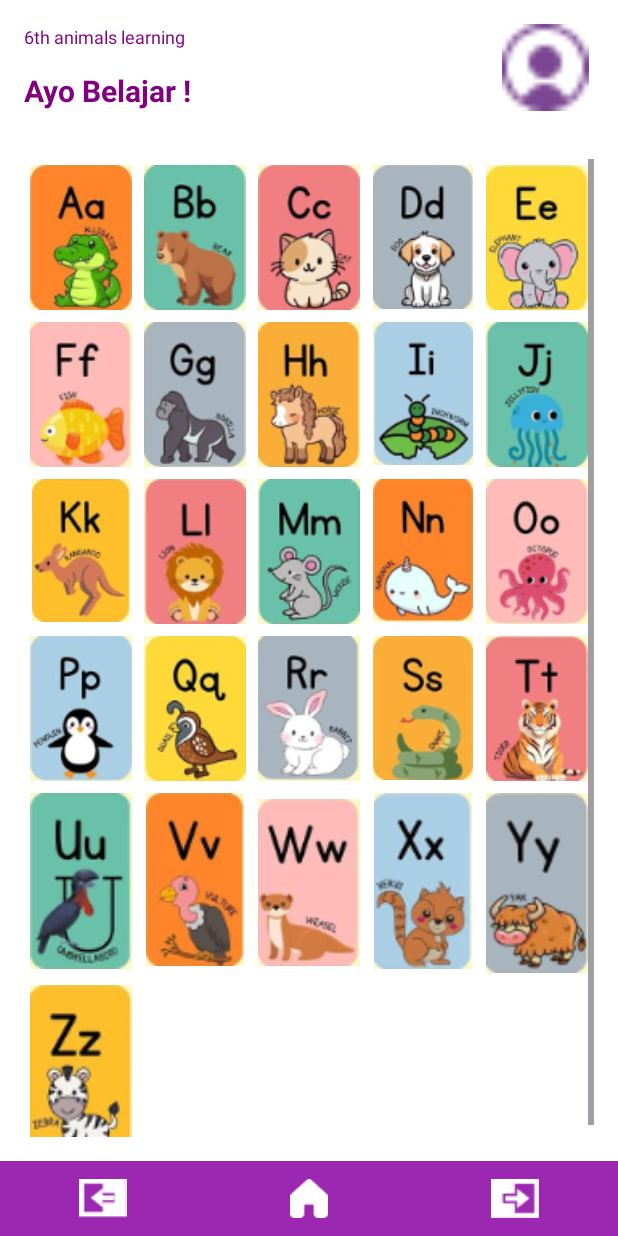
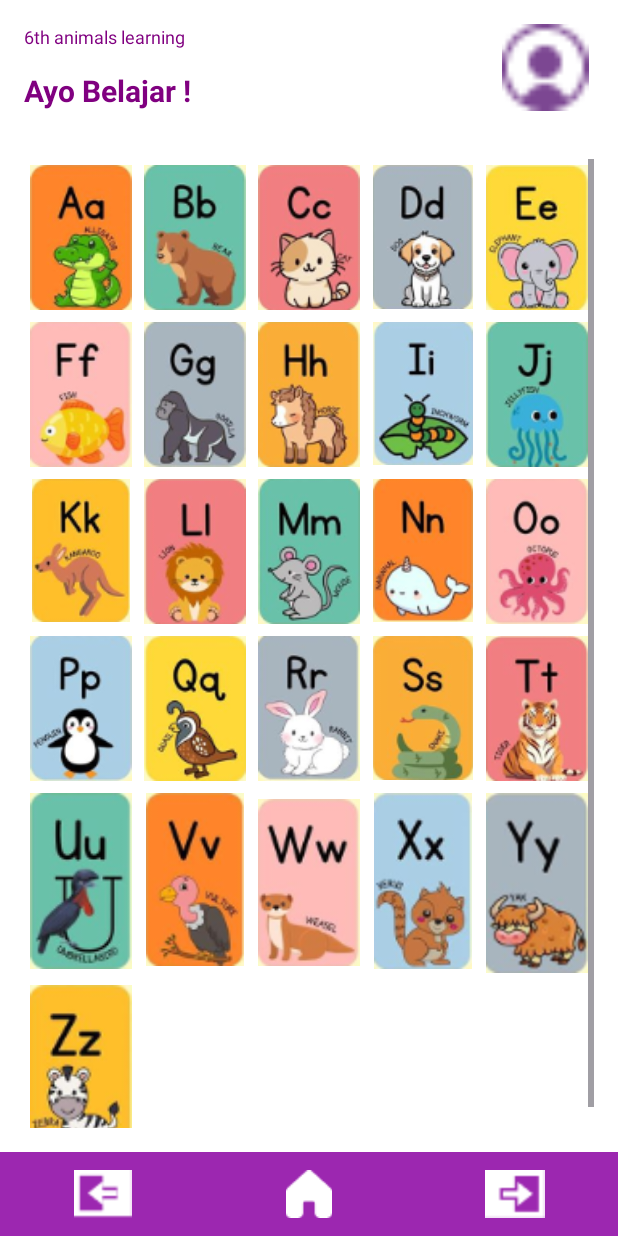
Before and after one commit to IsmuNurkhasanah/Pra-sekolah, an Android app: the AnimalsActivity screen opened directly, with no data from a screen before it, on a phone screen of 412 x 824 dp. Run offline under Robolectric (Android 15) with nearby library versions, the phone set to English and light mode, and no system bars.

Commit message:
update tampil text

```diff
--- a/app/src/main/java/api/ApiClient.java
+++ b/app/src/main/java/api/ApiClient.java
@@ -1,7 +1,7 @@
 package api;
 
 public class ApiClient {
-    public static final String BASE_URL = "http://192.168.15.126/prasekolah/";
+    public static final String BASE_URL = "http://192.168.225.126/prasekolah/";
     public static final String REGISTER_URL = BASE_URL + "create.php";
     public static final String LOGIN_URL = BASE_URL + "login.php";
     public static final String READ_URL = BASE_URL + "read.php";
--- a/app/src/main/java/com/example/pra_sekolah/AnimalsActivity.java
+++ b/app/src/main/java/com/example/pra_sekolah/AnimalsActivity.java
@@ -201,10 +201,42 @@ public class AnimalsActivity extends AppCompatActivity {
                 bukalamanHewan("Z");
             }
         });
+
+
+
+        ImageView before = findViewById(R.id.before_img);
+        before.setOnClickListener(new View.OnClickListener() {
+            @Override
+            public void onClick(View view) {
+                Intent before_page = new Intent(AnimalsActivity.this, DirectionActivity.class);
+                startActivity(before_page);
+                finish();
+            }
+        });
+
+        ImageView home = findViewById(R.id.home_img);
+        home.setOnClickListener(new View.OnClickListener() {
+            @Override
+            public void onClick(View view) {
+                Intent home_page = new Intent(AnimalsActivity.this, MenuActivity.class);
+                startActivity(home_page);
+                finish();
+            }
+        });
+
+        ImageView next = findViewById(R.id.next_img);
+        next.setOnClickListener(new View.OnClickListener() {
+            @Override
+            public void onClick(View view) {
+                Intent next_page = new Intent(AnimalsActivity.this, MenuActivity.class);
+                startActivity(next_page);
+                finish();
+            }
+        });
     }
 
     private void bukalamanHewan(String huruf) {
-        Intent buka_hal = new Intent(this, AnimalsActivity.class);
+        Intent buka_hal = new Intent(this, AnimalsActivity2.class);
         buka_hal.putExtra("huruf", huruf);
         startActivity(buka_hal);
     }
--- a/app/src/main/java/com/example/pra_sekolah/ColorActivity.java
+++ b/app/src/main/java/com/example/pra_sekolah/ColorActivity.java
@@ -8,6 +8,7 @@ import android.view.View;
 import android.widget.Button;
 import android.widget.ImageView;
 import android.widget.FrameLayout;
+import android.widget.TextView;
 
 import androidx.activity.EdgeToEdge;
 import androidx.appcompat.app.AppCompatActivity;
@@ -59,5 +60,9 @@ public class ColorActivity extends AppCompatActivity {
         ColorDrawable klik = (ColorDrawable) view.getBackground();
         int warnaSet = klik.getColor();
         tampil.setBackgroundColor(warnaSet);
+        TextView sample1 = findViewById(R.id.sample1);
+        String textPilih1 = view.getContentDescription().toString();
+        sample1.setText(textPilih1);
+
     }
 }
--- a/app/src/main/java/com/example/pra_sekolah/DirectionActivity.java
+++ b/app/src/main/java/com/example/pra_sekolah/DirectionActivity.java
@@ -47,7 +47,7 @@ public class DirectionActivity extends AppCompatActivity {
         next.setOnClickListener(new View.OnClickListener() {
             @Override
             public void onClick(View view) {
-                Intent next_page = new Intent(DirectionActivity.this, MenuActivity.class);
+                Intent next_page = new Intent(DirectionActivity.this, AnimalsActivity.class);
                 startActivity(next_page);
                 finish();
             }
@@ -55,13 +55,12 @@ public class DirectionActivity extends AppCompatActivity {
     }
 
     public void KlikDirect(View view) {
-        View tampil = findViewById(R.id.isiHuruf);
+        View tampil = findViewById(R.id.isiDirect);
         TextView sample1 = findViewById(R.id.sample1);
         if (view instanceof ImageView) {
             ImageView klik = (ImageView) view;
             klik.getDrawable().setCallback(null);
             tampil.setBackground(klik.getDrawable());
-
             String textPilih1 = klik.getContentDescription().toString();
             sample1.setText(textPilih1);
         }
--- a/app/src/main/java/com/example/pra_sekolah/FormActivity.java
+++ b/app/src/main/java/com/example/pra_sekolah/FormActivity.java
@@ -6,6 +6,7 @@ import android.view.View;
 import android.widget.Button;
 import android.widget.ImageView;
 import android.widget.FrameLayout;
+import android.widget.TextView;
 
 import androidx.activity.EdgeToEdge;
 import androidx.appcompat.app.AppCompatActivity;
@@ -64,10 +65,13 @@ public class FormActivity extends AppCompatActivity {
 
     public void KlikForm(View view) {
         View tampil = findViewById(R.id.isiForm);
+        TextView sample = findViewById(R.id.sample);
         if (view instanceof ImageView) {
             ImageView klik = (ImageView) view;
             klik.getDrawable().setCallback(null);
             tampil.setBackground(klik.getDrawable());
+            String textPilih1 = klik.getContentDescription().toString();
+            sample.setText(textPilih1);
         }
     }
 }
--- a/app/src/main/java/com/example/pra_sekolah/MenuActivity.java
+++ b/app/src/main/java/com/example/pra_sekolah/MenuActivity.java
@@ -108,7 +108,7 @@ public class MenuActivity extends AppCompatActivity {
     }
 
     public void animal (View view){
-        Intent start_animal = new Intent(getApplicationContext(), AlfabetActivity.class);
+        Intent start_animal = new Intent(getApplicationContext(), AnimalsActivity.class);
         startActivity(start_animal);
         finish();
     }
--- a/app/src/main/res/layout/activity_animals.xml
+++ b/app/src/main/res/layout/activity_animals.xml
@@ -4,8 +4,9 @@
     xmlns:tools="http://schemas.android.com/tools"
     android:layout_width="match_parent"
     android:layout_height="match_parent"
-    android:orientation="vertical"
-    android:background="#FFFFFF">
+    android:background="#FFFFFF"
+    android:orientation="vertical">
+
     <RelativeLayout
         android:layout_width="match_parent"
         android:layout_height="wrap_content"
@@ -16,8 +17,9 @@
             android:layout_width="168dp"
             android:layout_height="wrap_content"
             android:text="6th animals learning"
-            android:textSize="12sp"
-            android:textColor="#800080" />
+            android:textColor="#800080"
+            android:textSize="12sp" />
+
         <TextView
             android:id="@+id/text_ayo_belajar"
             android:layout_width="218dp"
@@ -28,12 +30,13 @@
             android:textColor="#800080"
             android:textSize="20sp"
             android:textStyle="bold" />
+
         <ImageView
             android:layout_width="65dp"
             android:layout_height="58dp"
             android:layout_alignParentEnd="true"
-            android:src="@drawable/username"
-            android:contentDescription="Profil" />
+            android:contentDescription="Profil"
+            android:src="@drawable/username" />
     </RelativeLayout>
 
     <ScrollView
@@ -343,30 +346,36 @@
 
     <LinearLayout
         android:layout_width="match_parent"
-        android:layout_height="50dp"
-        android:orientation="horizontal"
-        android:background="#9C27B0">
+        android:layout_height="56dp"
+        android:background="#9C27B0"
+        android:orientation="horizontal">
+
         <ImageView
+            android:id="@+id/before_img"
             android:layout_width="0dp"
             android:layout_height="match_parent"
             android:layout_weight="1"
-            android:src="@drawable/before_normal"
+            android:contentDescription="Menu"
             android:padding="12dp"
-            android:contentDescription="Kembali" />
+            android:src="@drawable/before_normal" />
+
         <ImageView
+            android:id="@+id/home_img"
             android:layout_width="0dp"
             android:layout_height="match_parent"
             android:layout_weight="1"
-            android:src="@drawable/home_normal"
+            android:contentDescription="Beranda"
             android:padding="12dp"
-            android:contentDescription="Beranda" />
+            android:src="@drawable/home_normal" />
+
         <ImageView
+            android:id="@+id/next_img"
             android:layout_width="0dp"
             android:layout_height="match_parent"
             android:layout_weight="1"
-            android:src="@drawable/nextstep_normal"
+            android:contentDescription="Maju"
             android:padding="12dp"
-            android:contentDescription="Maju" />
+            android:src="@drawable/nextstep_normal" />
     </LinearLayout>
 
 </LinearLayout>
```
Also changed, not shown: app/src/main/res/layout/activity_color.xml (+1 -13 lines), app/src/main/res/layout/activity_direction.xml (+1 -15 lines), app/src/main/res/layout/activity_form.xml (+5 -5 lines).
